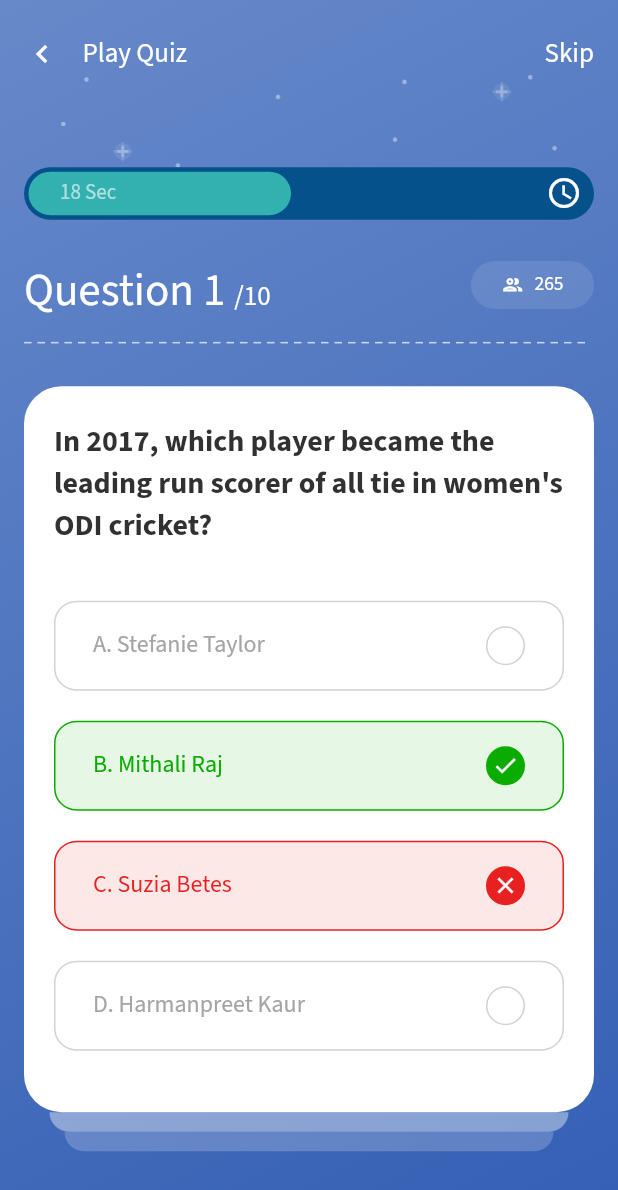
After one commit to Syahro/erp_ui, a Flutter app: the screen it shows after launch, after a tap on "Play Quiz", on a phone screen of 412 x 824 dp. The commit adds this screen. Shown: the top 1190 px of the screen. Run offline on Flutter 3.47's test engine with Material 2 defaults, Android fonts, the phone set to English and light mode, and no system bars; drawn by our look-alikes of dotted_line; our stand-ins replace google_fonts.

Commit message:
done modified playQuiz page and add some assets or support

```diff
--- a/lib/pages/home_page.dart
+++ b/lib/pages/home_page.dart
@@ -5,6 +5,7 @@ import 'package:erp_ui/pages/date_sheet_page.dart';
 import 'package:erp_ui/pages/event_page.dart';
 import 'package:erp_ui/pages/fees_due_page.dart';
 import 'package:erp_ui/pages/my_profile_page.dart';
+import 'package:erp_ui/pages/play_quiz_page.dart';
 import 'package:erp_ui/theme.dart';
 import 'package:erp_ui/widget/card_menu.dart';
 import 'package:erp_ui/widget/card_menu_top.dart';
@@ -154,9 +155,21 @@ class HomePage extends StatelessWidget {
                               spacing: 17,
                               runSpacing: 16,
                               children: [
-                                CardMenu(
-                                  imageUrl: 'assets/ic_quiz.png',
-                                  title: 'Play Quiz',
+                                InkWell(
+                                  onTap: () {
+                                    Navigator.push(
+                                      context,
+                                      MaterialPageRoute(
+                                        builder: (context) {
+                                          return PlayQuizPage();
+                                        },
+                                      ),
+                                    );
+                                  },
+                                  child: CardMenu(
+                                    imageUrl: 'assets/ic_quiz.png',
+                                    title: 'Play Quiz',
+                                  ),
                                 ),
                                 CardMenu(
                                   imageUrl: 'assets/ic_assignment.png',
--- /dev/null
+++ b/lib/pages/play_quiz_page.dart
@@ -0,0 +1,273 @@
+import 'package:erp_ui/theme.dart';
+import 'package:erp_ui/widget/answer_quiz_card.dart';
+import 'package:flutter/material.dart';
+import 'package:dotted_line/dotted_line.dart';
+
+class PlayQuizPage extends StatelessWidget {
+  @override
+  Widget build(BuildContext context) {
+    return Scaffold(
+      body: Stack(
+        children: [
+          Container(
+            width: double.infinity,
+            height: double.infinity,
+            decoration: BoxDecoration(
+              gradient: LinearGradient(
+                begin: Alignment.topLeft,
+                end: Alignment.bottomRight,
+                colors: [
+                  lightBlueColor,
+                  darkBlueColor,
+                ],
+              ),
+            ),
+            child: Padding(
+              padding: EdgeInsets.only(
+                left: 16,
+                top: 23,
+                right: 16,
+              ),
+              child: ListView(
+                children: [
+                  Row(
+                    children: [
+                      Icon(
+                        Icons.chevron_left,
+                        color: whiteColor,
+                      ),
+                      SizedBox(
+                        width: 15,
+                      ),
+                      Text(
+                        'Play Quiz',
+                        style: regularTextStyle.copyWith(
+                          fontSize: 18,
+                          color: whiteColor,
+                        ),
+                      ),
+                      Spacer(),
+                      Text(
+                        'Skip',
+                        style: regularTextStyle.copyWith(
+                          fontSize: 18,
+                          color: whiteColor,
+                        ),
+                      ),
+                    ],
+                  ),
+                  Image.asset(
+                    'assets/star_pattern.png',
+                    width: double.infinity,
+                    height: 62.45,
+                    color: whiteColor.withOpacity(0.4),
+                  ),
+                  Container(
+                    height: 35,
+                    width: double.infinity,
+                    decoration: BoxDecoration(
+                      color: veryDarkBlueColor,
+                      borderRadius: BorderRadius.circular(17.5),
+                    ),
+                    child: Padding(
+                      padding: EdgeInsets.fromLTRB(
+                        3,
+                        3,
+                        8,
+                        3,
+                      ),
+                      child: Row(
+                        mainAxisAlignment: MainAxisAlignment.spaceBetween,
+                        children: [
+                          Container(
+                            height: double.infinity,
+                            width: 175,
+                            decoration: BoxDecoration(
+                              color: lightGreenColor.withOpacity(0.7),
+                              borderRadius: BorderRadius.circular(17.5),
+                            ),
+                            child: Padding(
+                              padding: EdgeInsets.only(left: 21),
+                              child: Center(
+                                child: Row(
+                                  crossAxisAlignment: CrossAxisAlignment.start,
+                                  children: [
+                                    Text(
+                                      '18 Sec',
+                                      style: regularTextStyle.copyWith(
+                                        fontSize: 14,
+                                        color: whiteColor.withOpacity(0.6),
+                                      ),
+                                    ),
+                                  ],
+                                ),
+                              ),
+                            ),
+                          ),
+                          Icon(
+                            Icons.schedule,
+                            color: whiteColor,
+                          ),
+                        ],
+                      ),
+                    ),
+                  ),
+                  SizedBox(
+                    height: 26,
+                  ),
+                  Row(
+                    mainAxisAlignment: MainAxisAlignment.spaceBetween,
+                    children: [
+                      Text.rich(
+                        TextSpan(
+                          text: 'Question 1',
+                          style: regularTextStyle.copyWith(
+                            fontSize: 30,
+                            color: whiteColor,
+                          ),
+                          children: [
+                            TextSpan(text: '\t'),
+                            TextSpan(
+                              text: '/10',
+                              style: regularTextStyle.copyWith(
+                                fontSize: 18,
+                                color: whiteColor,
+                              ),
+                            )
+                          ],
+                        ),
+                      ),
+                      Container(
+                        height: 32,
+                        width: 82,
+                        margin: EdgeInsets.only(bottom: 8),
+                        decoration: BoxDecoration(
+                          color: whiteColor.withOpacity(0.1),
+                          borderRadius: BorderRadius.circular(20),
+                        ),
+                        child: Center(
+                          child: Row(
+                            mainAxisAlignment: MainAxisAlignment.center,
+                            children: [
+                              Icon(
+                                Icons.group_outlined,
+                                color: whiteColor,
+                                size: 15,
+                              ),
+                              SizedBox(
+                                width: 7,
+                              ),
+                              Text(
+                                '265',
+                                style: regularTextStyle.copyWith(
+                                  fontSize: 13,
+                                  color: whiteColor,
+                                ),
+                              ),
+                            ],
+                          ),
+                        ),
+                      )
+                    ],
+                  ),
+                  SizedBox(
+                    height: 12.5,
+                  ),
+                  DottedLine(
+                    dashLength: 5,
+                    dashColor: whiteColor.withOpacity(0.7),
+                  ),
+                  SizedBox(
+                    height: 28.5,
+                  ),
+                  Container(
+                    height: 484,
+                    width: double.infinity,
+                    decoration: BoxDecoration(
+                      color: whiteColor,
+                      borderRadius: BorderRadius.circular(25),
+                    ),
+                    child: Padding(
+                      padding: EdgeInsets.fromLTRB(
+                        20,
+                        23,
+                        20,
+                        0,
+                      ),
+                      child: Column(
+                        children: [
+                          Text(
+                            'In 2017, which player became the leading run scorer of all tie in women\'s ODI cricket?',
+                            style: boldTextStyle.copyWith(
+                              fontSize: 20,
+                              color: blackColor,
+                            ),
+                          ),
+                          SizedBox(
+                            height: 36,
+                          ),
+                          AnswerQuizCard(
+                            questionWord: 'A. Stefanie Taylor',
+                            isRight: false,
+                            isFalse: false,
+                          ),
+                          SizedBox(
+                            height: 20,
+                          ),
+                          AnswerQuizCard(
+                            questionWord: 'B. Mithali Raj',
+                            isRight: true,
+                            isFalse: false,
+                          ),
+                          SizedBox(
+                            height: 20,
+                          ),
+                          AnswerQuizCard(
+                            questionWord: 'C. Suzia Betes',
+                            isRight: false,
+                            isFalse: true,
+                          ),
+                          SizedBox(
+                            height: 20,
+                          ),
+                          AnswerQuizCard(
+                            questionWord: 'D. Harmanpreet Kaur',
+                            isRight: false,
+                            isFalse: false,
+                          ),
+                        ],
+                      ),
+                    ),
+                  ),
+                  Container(
+                    width: double.infinity,
+                    height: 13,
+                    margin: EdgeInsets.symmetric(horizontal: 17),
+                    decoration: BoxDecoration(
+                      color: whiteColor.withOpacity(0.4),
+                      borderRadius:
+                          BorderRadius.vertical(bottom: Radius.circular(25)),
+                    ),
+                  ),
+                  Container(
+                    width: double.infinity,
+                    height: 13,
+                    margin: EdgeInsets.symmetric(horizontal: 27),
+                    decoration: BoxDecoration(
+                      color: whiteColor.withOpacity(0.2),
+                      borderRadius:
+                          BorderRadius.vertical(bottom: Radius.circular(25)),
+                    ),
+                  ),
+                  SizedBox(
+                    height: 51,
+                  ),
+                ],
+              ),
+            ),
+          )
+        ],
+      ),
+    );
+  }
+}
--- a/lib/theme.dart
+++ b/lib/theme.dart
@@ -5,6 +5,7 @@ final double defaultMargin = 30.0;
 
 Color blueColor = Color(0XFF6184C7);
 Color darkBlueColor = Color(0XFF345FB4);
+Color veryDarkBlueColor = Color(0XFF05518B);
 Color lightBlueColor = Color(0XFF6789CA);
 Color blackColor = Color(0XFF313131);
 Color darkGreyColor = Color(0XFF313131);
@@ -15,6 +16,7 @@ Color lightBlackColor = Color(0XFF777777);
 Color darkBlackColor = Color(0XFF323643);
 Color redColor = Color(0XFFE92020);
 Color greenColor = Color(0XFF0BAC00);
+Color lightGreenColor = Color(0XFF46D9BF);
 
 TextStyle regularTextStyle = GoogleFonts.sourceSansPro(
   fontWeight: FontWeight.w400,
--- /dev/null
+++ b/lib/widget/answer_quiz_card.dart
@@ -0,0 +1,86 @@
+import 'package:flutter/material.dart';
+
+import '../theme.dart';
+
+class AnswerQuizCard extends StatelessWidget {
+  final String questionWord;
+  final bool isRight;
+  final bool isFalse;
+
+  AnswerQuizCard({
+    this.questionWord,
+    this.isRight,
+    this.isFalse,
+  });
+  @override
+  Widget build(BuildContext context) {
+    return Container(
+      width: double.infinity,
+      height: 60,
+      decoration: BoxDecoration(
+        color: isRight
+            ? greenColor.withOpacity(0.1)
+            : isFalse
+                ? redColor.withOpacity(0.1)
+                : whiteColor,
+        borderRadius: BorderRadius.circular(15),
+        border: Border.all(
+          color: isRight
+              ? greenColor
+              : isFalse
+                  ? redColor
+                  : lightGreyColor.withOpacity(0.5),
+        ),
+      ),
+      child: Padding(
+        padding: EdgeInsets.symmetric(horizontal: 25),
+        child: Row(
+          mainAxisAlignment: MainAxisAlignment.spaceBetween,
+          children: [
+            Text(
+              questionWord,
+              style: regularTextStyle.copyWith(
+                fontSize: 16,
+                color: isRight
+                    ? greenColor
+                    : isFalse
+                        ? redColor
+                        : lightGreyColor,
+              ),
+            ),
+            Container(
+              height: 26,
+              width: 26,
+              decoration: BoxDecoration(
+                borderRadius: BorderRadius.circular(13),
+                color: isRight
+                    ? greenColor
+                    : isFalse
+                        ? redColor
+                        : whiteColor,
+                border: Border.all(
+                  color: isRight
+                      ? greenColor
+                      : isFalse
+                          ? redColor
+                          : lightGreyColor.withOpacity(0.5),
+                ),
+              ),
+              child: Center(
+                child: Icon(
+                  isRight
+                      ? Icons.done
+                      : isFalse
+                          ? Icons.close
+                          : Icons.done,
+                  color: whiteColor,
+                  size: 18,
+                ),
+              ),
+            )
+          ],
+        ),
+      ),
+    );
+  }
+}
--- a/pubspec.yaml
+++ b/pubspec.yaml
@@ -22,6 +22,7 @@ environment:
 
 dependencies:
   cupertino_icons: ^1.0.2
+  dotted_line: ^3.0.0
   flutter:
     sdk: flutter
   google_fonts: ^2.1.0
```
Also changed, not shown: pubspec.lock.
